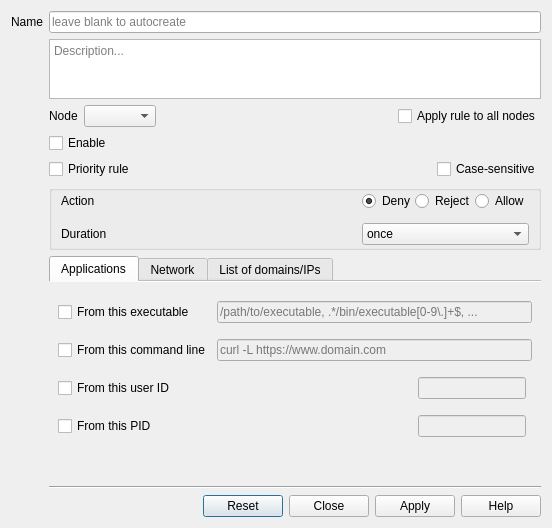
evilsocket/opensnitch, file ui/opensnitch/res/ruleseditor.ui: the form before one commit.
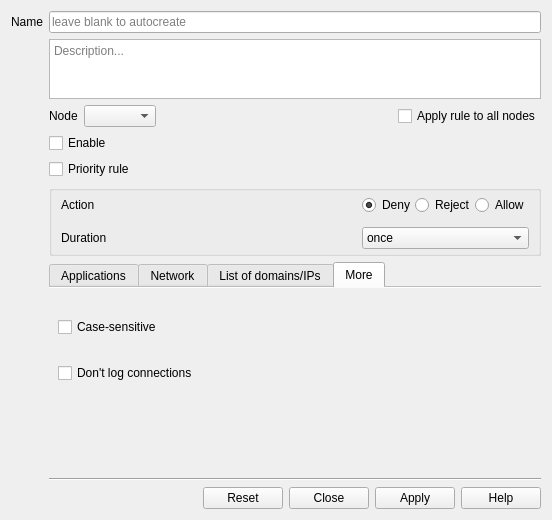
The form after the commit. The open tabs and pages were chosen to show the change. Icons and pictures are not drawn.

Commit message:
ui,rules: added option to exclude connection events
New option to exclude connections from being logged.

Closes #691

Patch:
```diff
--- a/ui/opensnitch/res/ruleseditor.ui
+++ b/ui/opensnitch/res/ruleseditor.ui
@@ -7,7 +7,7 @@
     <x>0</x>
     <y>0</y>
     <width>552</width>
-    <height>528</height>
+    <height>520</height>
    </rect>
   </property>
   <property name="sizePolicy">
@@ -20,229 +20,19 @@
    <string>Rule</string>
   </property>
   <layout class="QGridLayout" name="gridLayout_4">
-   <item row="5" column="1">
-    <widget class="QGroupBox" name="enableGroup">
+   <item row="0" column="0">
+    <widget class="QLabel" name="label">
      <property name="sizePolicy">
-      <sizepolicy hsizetype="Preferred" vsizetype="Maximum">
+      <sizepolicy hsizetype="Preferred" vsizetype="Preferred">
        <horstretch>0</horstretch>
        <verstretch>0</verstretch>
       </sizepolicy>
      </property>
-     <property name="flat">
-      <bool>false</bool>
+     <property name="text">
+      <string>Name</string>
      </property>
-     <property name="checkable">
-      <bool>false</bool>
-     </property>
-     <property name="checked">
-      <bool>false</bool>
-     </property>
-     <layout class="QGridLayout" name="gridLayout" columnstretch="0,0,0,0,0,0,0">
-      <property name="sizeConstraint">
-       <enum>QLayout::SetDefaultConstraint</enum>
-      </property>
-      <property name="topMargin">
-       <number>0</number>
-      </property>
-      <property name="bottomMargin">
-       <number>2</number>
-      </property>
-      <property name="verticalSpacing">
-       <number>12</number>
-      </property>
-      <item row="3" column="1">
-       <widget class="QLabel" name="label_2">
-        <property name="text">
-         <string>Action</string>
-        </property>
-       </widget>
-      </item>
-      <item row="4" column="4">
-       <spacer name="horizontalSpacer_5">
-        <property name="orientation">
-         <enum>Qt::Horizontal</enum>
-        </property>
-        <property name="sizeHint" stdset="0">
-         <size>
-          <width>40</width>
-          <height>20</height>
-         </size>
-        </property>
-       </spacer>
-      </item>
-      <item row="3" column="4">
-       <spacer name="horizontalSpacer_4">
-        <property name="orientation">
-         <enum>Qt::Horizontal</enum>
-        </property>
-        <property name="sizeHint" stdset="0">
-         <size>
-          <width>40</width>
-          <height>20</height>
-         </size>
-        </property>
-       </spacer>
-      </item>
-      <item row="4" column="1">
-       <widget class="QLabel" name="label_4">
-        <property name="text">
-         <string>Duration</string>
-        </property>
-       </widget>
-      </item>
-      <item row="4" column="6">
-       <widget class="QComboBox" name="durationCombo">
-        <item>
-         <property name="text">
-          <string>once</string>
-         </property>
-        </item>
-        <item>
-         <property name="text">
-          <string>30s</string>
-         </property>
-        </item>
-        <item>
-         <property name="text">
-          <string>5m</string>
-         </property>
-        </item>
-        <item>
-         <property name="text">
-          <string>15m</string>
-         </property>
-        </item>
-        <item>
-         <property name="text">
-          <string>30m</string>
-         </property>
-        </item>
-        <item>
-         <property name="text">
-          <string>1h</string>
-         </property>
-        </item>
-        <item>
-         <property name="text">
-          <string>until reboot</string>
-         </property>
-        </item>
-        <item>
-         <property name="text">
-          <string>always</string>
-         </property>
-        </item>
-       </widget>
-      </item>
-      <item row="3" column="6">
-       <layout class="QHBoxLayout" name="horizontalLayout_2">
-        <item>
-         <widget class="QRadioButton" name="actionDenyRadio">
-          <property name="sizePolicy">
-           <sizepolicy hsizetype="Preferred" vsizetype="Fixed">
-            <horstretch>0</horstretch>
-            <verstretch>0</verstretch>
-           </sizepolicy>
-          </property>
-          <property name="toolTip">
-           <string>Deny will just discard the connection</string>
-          </property>
-          <property name="text">
-           <string>Deny</string>
-          </property>
-          <property name="icon">
-           <iconset theme="emblem-important">
-            <normaloff>../../../../../../../../../../../../../../../../../../../../../../../../../../../../../../../../../../../../../../../../../../../../../../../../../../.designer/backup</normaloff>../../../../../../../../../../../../../../../../../../../../../../../../../../../../../../../../../../../../../../../../../../../../../../../../../../.designer/backup</iconset>
-          </property>
-          <property name="checked">
-           <bool>true</bool>
-          </property>
-         </widget>
-        </item>
-        <item>
-         <widget class="QRadioButton" name="actionRejectRadio">
-          <property name="toolTip">
-           <string>Reject will drop the connection, and kill the socket that initiated it</string>
-          </property>
-          <property name="text">
-           <string>Reject</string>
-          </property>
-          <property name="icon">
-           <iconset theme="window-close">
-            <normaloff>.</normaloff>.</iconset>
-          </property>
-         </widget>
-        </item>
-        <item>
-         <widget class="QRadioButton" name="actionAllowRadio">
-          <property name="sizePolicy">
-           <sizepolicy hsizetype="Preferred" vsizetype="Fixed">
-            <horstretch>0</horstretch>
-            <verstretch>0</verstretch>
-           </sizepolicy>
-          </property>
-          <property name="toolTip">
-           <string>Allow will allow the connection</string>
-          </property>
-          <property name="layoutDirection">
-           <enum>Qt::LeftToRight</enum>
-          </property>
-          <property name="text">
-           <string>Allow</string>
-          </property>
-          <property name="icon">
-           <iconset theme="emblem-default">
-            <normaloff>../../../../../../../../../../../../../../../../../../../../../../../../../../../../../../../../../../../../../../../../../../../../../../../../../../.designer/backup</normaloff>../../../../../../../../../../../../../../../../../../../../../../../../../../../../../../../../../../../../../../../../../../../../../../../../../../.designer/backup</iconset>
-          </property>
-         </widget>
-        </item>
-       </layout>
-      </item>
-     </layout>
     </widget>
    </item>
-   <item row="4" column="1">
-    <layout class="QHBoxLayout" name="horizontalLayout_5">
-     <item>
-      <widget class="QCheckBox" name="precedenceCheck">
-       <property name="toolTip">
-        <string>If checked, this rule will take precedence over the rest of the rules. No others rules will be checked after this one.
-
-You must name the rule in such manner that it'll be checked first, because they're checked in alphabetical order. For example:
-
-[x] Priority - 000-priority-rule
-[  ] Priority - 001-less-priority-rule</string>
-       </property>
-       <property name="text">
-        <string>Priority rule</string>
-       </property>
-      </widget>
-     </item>
-     <item>
-      <spacer name="horizontalSpacer_8">
-       <property name="orientation">
-        <enum>Qt::Horizontal</enum>
-       </property>
-       <property name="sizeHint" stdset="0">
-        <size>
-         <width>40</width>
-         <height>20</height>
-        </size>
-       </property>
-      </spacer>
-     </item>
-     <item>
-      <widget class="QCheckBox" name="sensitiveCheck">
-       <property name="toolTip">
-        <string>&lt;html&gt;&lt;head/&gt;&lt;body&gt;&lt;p&gt;By default, the field of the rules are case-insensitive, i.e., if a process tries to access gOOgle.CoM and you have a rule to Deny .*google.com, the connection will be blocked.&lt;br/&gt;&lt;/p&gt;&lt;p&gt;If you check this box, you have to specify the exact string (domain, executable, command line) that you want to filter.&lt;/p&gt;&lt;/body&gt;&lt;/html&gt;</string>
-       </property>
-       <property name="text">
-        <string>Case-sensitive</string>
-       </property>
-      </widget>
-     </item>
-    </layout>
-   </item>
    <item row="1" column="1">
     <widget class="QPlainTextEdit" name="ruleDescEdit">
      <property name="sizePolicy">
@@ -262,154 +52,14 @@
      </property>
     </widget>
    </item>
-   <item row="3" column="1">
-    <layout class="QHBoxLayout" name="horizontalLayout_4">
-     <item>
-      <widget class="QCheckBox" name="enableCheck">
-       <property name="text">
-        <string>Enable</string>
-       </property>
-      </widget>
-     </item>
-     <item>
-      <spacer name="horizontalSpacer_7">
-       <property name="orientation">
-        <enum>Qt::Horizontal</enum>
-       </property>
-       <property name="sizeHint" stdset="0">
-        <size>
-         <width>40</width>
-         <height>20</height>
-        </size>
-       </property>
-      </spacer>
-     </item>
-    </layout>
-   </item>
-   <item row="0" column="0">
-    <widget class="QLabel" name="label">
-     <property name="sizePolicy">
-      <sizepolicy hsizetype="Preferred" vsizetype="Preferred">
-       <horstretch>0</horstretch>
-       <verstretch>0</verstretch>
-      </sizepolicy>
-     </property>
-     <property name="text">
-      <string>Name</string>
-     </property>
-    </widget>
-   </item>
    <item row="9" column="1">
-    <layout class="QHBoxLayout" name="horizontalLayout_3">
-     <item>
-      <spacer name="horizontalSpacer_6">
-       <property name="orientation">
-        <enum>Qt::Horizontal</enum>
-       </property>
-       <property name="sizeHint" stdset="0">
-        <size>
-         <width>40</width>
-         <height>20</height>
-        </size>
-       </property>
-      </spacer>
-     </item>
-     <item>
-      <widget class="QDialogButtonBox" name="buttonBox">
-       <property name="sizePolicy">
-        <sizepolicy hsizetype="Fixed" vsizetype="Fixed">
-         <horstretch>0</horstretch>
-         <verstretch>0</verstretch>
-        </sizepolicy>
-       </property>
-       <property name="standardButtons">
-        <set>QDialogButtonBox::Apply|QDialogButtonBox::Close|QDialogButtonBox::Help|QDialogButtonBox::Reset</set>
-       </property>
-      </widget>
-     </item>
-    </layout>
-   </item>
-   <item row="7" column="1">
-    <widget class="QLabel" name="statusLabel">
-     <property name="enabled">
-      <bool>true</bool>
-     </property>
-     <property name="text">
-      <string/>
-     </property>
-     <property name="wordWrap">
-      <bool>true</bool>
-     </property>
-    </widget>
-   </item>
-   <item row="0" column="1">
-    <widget class="QLineEdit" name="ruleNameEdit">
-     <property name="enabled">
-      <bool>true</bool>
-     </property>
-     <property name="sizePolicy">
-      <sizepolicy hsizetype="Expanding" vsizetype="Maximum">
-       <horstretch>0</horstretch>
-       <verstretch>0</verstretch>
-      </sizepolicy>
-     </property>
-     <property name="toolTip">
-      <string>The rules are checked in alphabetical order, so you can name them accordingly to prioritize them.
-
-000-allow-localhost
-001-deny-broadcast
-...</string>
-     </property>
-     <property name="placeholderText">
-      <string>leave blank to autocreate</string>
-     </property>
-     <property name="clearButtonEnabled">
-      <bool>true</bool>
-     </property>
-    </widget>
-   </item>
-   <item row="8" column="1">
     <widget class="Line" name="line">
      <property name="orientation">
       <enum>Qt::Horizontal</enum>
      </property>
     </widget>
    </item>
-   <item row="2" column="1">
-    <layout class="QHBoxLayout" name="horizontalLayout">
-     <item>
-      <widget class="QLabel" name="label_3">
-       <property name="text">
-        <string>Node</string>
-       </property>
-      </widget>
-     </item>
-     <item>
-      <widget class="QComboBox" name="nodesCombo"/>
-     </item>
-     <item>
-      <spacer name="horizontalSpacer">
-       <property name="orientation">
-        <enum>Qt::Horizontal</enum>
-       </property>
-       <property name="sizeHint" stdset="0">
-        <size>
-         <width>40</width>
-         <height>20</height>
-        </size>
-       </property>
-      </spacer>
-     </item>
-     <item>
-      <widget class="QCheckBox" name="nodeApplyAllCheck">
-       <property name="text">
-        <string>Apply rule to all nodes</string>
-       </property>
-      </widget>
-     </item>
-    </layout>
-   </item>
-   <item row="6" column="1">
+   <item row="7" column="1">
     <widget class="QTabWidget" name="tabWidget">
      <property name="currentIndex">
       <number>0</number>
@@ -953,6 +603,355 @@
        </item>
       </layout>
      </widget>
+     <widget class="QWidget" name="tab">
+      <attribute name="title">
+       <string>More</string>
+      </attribute>
+      <layout class="QGridLayout" name="gridLayout_6">
+       <item row="0" column="0">
+        <widget class="QCheckBox" name="sensitiveCheck">
+         <property name="toolTip">
+          <string>&lt;html&gt;&lt;head/&gt;&lt;body&gt;&lt;p&gt;By default, the field of the rules are case-insensitive, i.e., if a process tries to access gOOgle.CoM and you have a rule to Deny .*google.com, the connection will be blocked.&lt;br/&gt;&lt;/p&gt;&lt;p&gt;If you check this box, you have to specify the exact string (domain, executable, command line) that you want to filter.&lt;/p&gt;&lt;/body&gt;&lt;/html&gt;</string>
+         </property>
+         <property name="text">
+          <string>Case-sensitive</string>
+         </property>
+        </widget>
+       </item>
+       <item row="1" column="0">
+        <widget class="QCheckBox" name="nologCheck">
+         <property name="statusTip">
+          <string>Don't log connections that match this rule</string>
+         </property>
+         <property name="text">
+          <string>Don't log connections</string>
+         </property>
+        </widget>
+       </item>
+       <item row="2" column="0">
+        <spacer name="verticalSpacer">
+         <property name="orientation">
+          <enum>Qt::Vertical</enum>
+         </property>
+         <property name="sizeType">
+          <enum>QSizePolicy::Maximum</enum>
+         </property>
+         <property name="sizeHint" stdset="0">
+          <size>
+           <width>20</width>
+           <height>40</height>
+          </size>
+         </property>
+        </spacer>
+       </item>
+      </layout>
+     </widget>
+    </widget>
+   </item>
+   <item row="10" column="1">
+    <layout class="QHBoxLayout" name="horizontalLayout_3">
+     <item>
+      <spacer name="horizontalSpacer_6">
+       <property name="orientation">
+        <enum>Qt::Horizontal</enum>
+       </property>
+       <property name="sizeHint" stdset="0">
+        <size>
+         <width>40</width>
+         <height>20</height>
+        </size>
+       </property>
+      </spacer>
+     </item>
+     <item>
+      <widget class="QDialogButtonBox" name="buttonBox">
+       <property name="sizePolicy">
+        <sizepolicy hsizetype="Fixed" vsizetype="Fixed">
+         <horstretch>0</horstretch>
+         <verstretch>0</verstretch>
+        </sizepolicy>
+       </property>
+       <property name="standardButtons">
+        <set>QDialogButtonBox::Apply|QDialogButtonBox::Close|QDialogButtonBox::Help|QDialogButtonBox::Reset</set>
+       </property>
+      </widget>
+     </item>
+    </layout>
+   </item>
+   <item row="2" column="1">
+    <layout class="QHBoxLayout" name="horizontalLayout">
+     <item>
+      <widget class="QLabel" name="label_3">
+       <property name="text">
+        <string>Node</string>
+       </property>
+      </widget>
+     </item>
+     <item>
+      <widget class="QComboBox" name="nodesCombo"/>
+     </item>
+     <item>
+      <spacer name="horizontalSpacer">
+       <property name="orientation">
+        <enum>Qt::Horizontal</enum>
+       </property>
+       <property name="sizeHint" stdset="0">
+        <size>
+         <width>40</width>
+         <height>20</height>
+        </size>
+       </property>
+      </spacer>
+     </item>
+     <item>
+      <widget class="QCheckBox" name="nodeApplyAllCheck">
+       <property name="text">
+        <string>Apply rule to all nodes</string>
+       </property>
+      </widget>
+     </item>
+    </layout>
+   </item>
+   <item row="0" column="1">
+    <widget class="QLineEdit" name="ruleNameEdit">
+     <property name="enabled">
+      <bool>true</bool>
+     </property>
+     <property name="sizePolicy">
+      <sizepolicy hsizetype="Expanding" vsizetype="Maximum">
+       <horstretch>0</horstretch>
+       <verstretch>0</verstretch>
+      </sizepolicy>
+     </property>
+     <property name="toolTip">
+      <string>The rules are checked in alphabetical order, so you can name them accordingly to prioritize them.
+
+000-allow-localhost
+001-deny-broadcast
+...</string>
+     </property>
+     <property name="placeholderText">
+      <string>leave blank to autocreate</string>
+     </property>
+     <property name="clearButtonEnabled">
+      <bool>true</bool>
+     </property>
+    </widget>
+   </item>
+   <item row="8" column="1">
+    <widget class="QLabel" name="statusLabel">
+     <property name="enabled">
+      <bool>true</bool>
+     </property>
+     <property name="text">
+      <string/>
+     </property>
+     <property name="wordWrap">
+      <bool>true</bool>
+     </property>
+    </widget>
+   </item>
+   <item row="6" column="1">
+    <widget class="QGroupBox" name="enableGroup">
+     <property name="sizePolicy">
+      <sizepolicy hsizetype="Preferred" vsizetype="Maximum">
+       <horstretch>0</horstretch>
+       <verstretch>0</verstretch>
+      </sizepolicy>
+     </property>
+     <property name="flat">
+      <bool>false</bool>
+     </property>
+     <property name="checkable">
+      <bool>false</bool>
+     </property>
+     <property name="checked">
+      <bool>false</bool>
+     </property>
+     <layout class="QGridLayout" name="gridLayout" columnstretch="0,0,0,0,0,0,0">
+      <property name="sizeConstraint">
+       <enum>QLayout::SetDefaultConstraint</enum>
+      </property>
+      <property name="topMargin">
+       <number>4</number>
+      </property>
+      <property name="bottomMargin">
+       <number>4</number>
+      </property>
+      <property name="verticalSpacing">
+       <number>12</number>
+      </property>
+      <item row="3" column="1">
+       <widget class="QLabel" name="label_2">
+        <property name="text">
+         <string>Action</string>
+        </property>
+       </widget>
+      </item>
+      <item row="4" column="4">
+       <spacer name="horizontalSpacer_5">
+        <property name="orientation">
+         <enum>Qt::Horizontal</enum>
+        </property>
+        <property name="sizeHint" stdset="0">
+         <size>
+          <width>40</width>
+          <height>20</height>
+         </size>
+        </property>
+       </spacer>
+      </item>
+      <item row="3" column="4">
+       <spacer name="horizontalSpacer_4">
+        <property name="orientation">
+         <enum>Qt::Horizontal</enum>
+        </property>
+        <property name="sizeHint" stdset="0">
+         <size>
+          <width>40</width>
+          <height>20</height>
+         </size>
+        </property>
+       </spacer>
+      </item>
+      <item row="4" column="1">
+       <widget class="QLabel" name="label_4">
+        <property name="text">
+         <string>Duration</string>
+        </property>
+       </widget>
+      </item>
+      <item row="4" column="6">
+       <widget class="QComboBox" name="durationCombo">
+        <item>
+         <property name="text">
+          <string>once</string>
+         </property>
+        </item>
+        <item>
+         <property name="text">
+          <string>30s</string>
+         </property>
+        </item>
+        <item>
+         <property name="text">
+          <string>5m</string>
+         </property>
+        </item>
+        <item>
+         <property name="text">
+          <string>15m</string>
+         </property>
+        </item>
+        <item>
+         <property name="text">
+          <string>30m</string>
+         </property>
+        </item>
+        <item>
+         <property name="text">
+          <string>1h</string>
+         </property>
+        </item>
+        <item>
+         <property name="text">
+          <string>until reboot</string>
+         </property>
+        </item>
+        <item>
+         <property name="text">
+          <string>always</string>
+         </property>
+        </item>
+       </widget>
+      </item>
+      <item row="3" column="6">
+       <layout class="QHBoxLayout" name="horizontalLayout_2">
+        <item>
+         <widget class="QRadioButton" name="actionDenyRadio">
+          <property name="sizePolicy">
+           <sizepolicy hsizetype="Preferred" vsizetype="Fixed">
+            <horstretch>0</horstretch>
+            <verstretch>0</verstretch>
+           </sizepolicy>
+          </property>
+          <property name="toolTip">
+           <string>Deny will just discard the connection</string>
+          </property>
+          <property name="text">
+           <string>Deny</string>
+          </property>
+          <property name="icon">
+           <iconset theme="emblem-important">
+            <normaloff>../../../../../../../../../../../../../../../../../../../../../../../../../../../../../../../../../../../../../../../../../../../../../../../../../../.designer/backup</normaloff>../../../../../../../../../../../../../../../../../../../../../../../../../../../../../../../../../../../../../../../../../../../../../../../../../../.designer/backup</iconset>
+          </property>
+          <property name="checked">
+           <bool>true</bool>
+          </property>
+         </widget>
+        </item>
+        <item>
+         <widget class="QRadioButton" name="actionRejectRadio">
+          <property name="toolTip">
+           <string>Reject will drop the connection, and kill the socket that initiated it</string>
+          </property>
+          <property name="text">
+           <string>Reject</string>
+          </property>
+          <property name="icon">
+           <iconset theme="window-close">
+            <normaloff>.</normaloff>.</iconset>
+          </property>
+         </widget>
+        </item>
+        <item>
+         <widget class="QRadioButton" name="actionAllowRadio">
+          <property name="sizePolicy">
+           <sizepolicy hsizetype="Preferred" vsizetype="Fixed">
+            <horstretch>0</horstretch>
+            <verstretch>0</verstretch>
+           </sizepolicy>
+          </property>
+          <property name="toolTip">
+           <string>Allow will allow the connection</string>
+          </property>
+          <property name="layoutDirection">
+           <enum>Qt::LeftToRight</enum>
+          </property>
+          <property name="text">
+           <string>Allow</string>
+          </property>
+          <property name="icon">
+           <iconset theme="emblem-default">
+            <normaloff>../../../../../../../../../../../../../../../../../../../../../../../../../../../../../../../../../../../../../../../../../../../../../../../../../../.designer/backup</normaloff>../../../../../../../../../../../../../../../../../../../../../../../../../../../../../../../../../../../../../../../../../../../../../../../../../../.designer/backup</iconset>
+          </property>
+         </widget>
+        </item>
+       </layout>
+      </item>
+     </layout>
+    </widget>
+   </item>
+   <item row="4" column="1">
+    <widget class="QCheckBox" name="enableCheck">
+     <property name="text">
+      <string>Enable</string>
+     </property>
+    </widget>
+   </item>
+   <item row="5" column="1">
+    <widget class="QCheckBox" name="precedenceCheck">
+     <property name="toolTip">
+      <string>If checked, this rule will take precedence over the rest of the rules. No others rules will be checked after this one.
+
+You must name the rule in such manner that it'll be checked first, because they're checked in alphabetical order. For example:
+
+[x] Priority - 000-priority-rule
+[  ] Priority - 001-less-priority-rule</string>
+     </property>
+     <property name="text">
+      <string>Priority rule</string>
+     </property>
     </widget>
    </item>
   </layout>
```
The commit also changes 11 other files.
